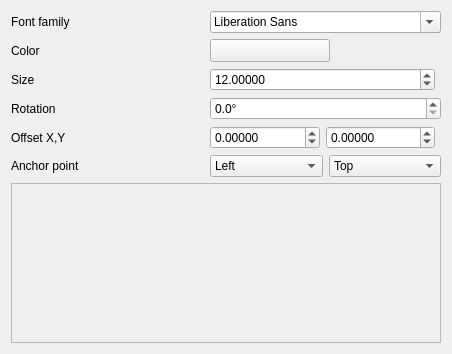
Before: the Qt Designer form src/ui/symbollayer/widget_fontmarker.ui in carsmie/QGIS, drawn with Qt 5.
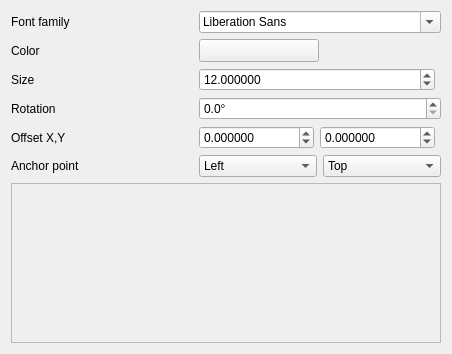
After: the same form once the commit is applied. Custom widgets are drawn as their Qt base class.

```diff
--- a/src/ui/symbollayer/widget_fontmarker.ui
+++ b/src/ui/symbollayer/widget_fontmarker.ui
@@ -70,7 +70,7 @@
           </sizepolicy>
          </property>
          <property name="decimals">
-          <number>5</number>
+          <number>6</number>
          </property>
          <property name="maximum">
           <double>99999999.000000000000000</double>
@@ -129,7 +129,7 @@
           </sizepolicy>
          </property>
          <property name="decimals">
-          <number>5</number>
+          <number>6</number>
          </property>
          <property name="minimum">
           <double>-100000.000000000000000</double>
@@ -151,7 +151,7 @@
           </sizepolicy>
          </property>
          <property name="decimals">
-          <number>5</number>
+          <number>6</number>
          </property>
          <property name="minimum">
           <double>-100000.000000000000000</double>
```
